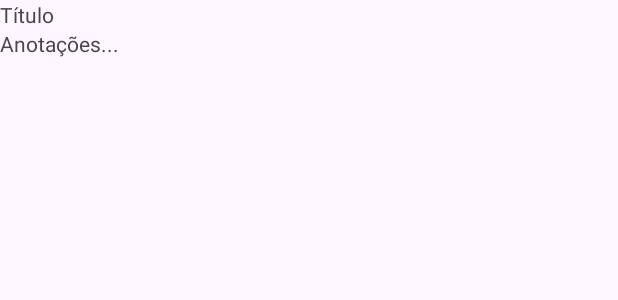
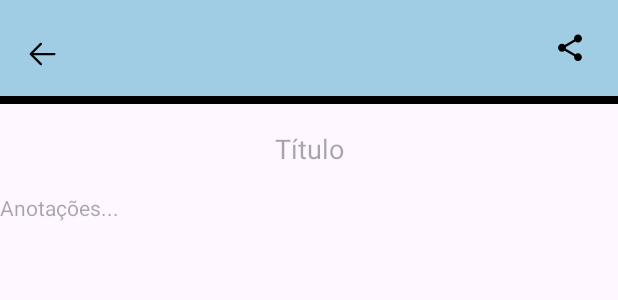
Before and after one commit to Adylla027/Projeto-Integrador, an Android app: the layout fragment_visualizar_diario.xml on its own in the app's theme, with its tools: preview values and no code run, on a phone screen of 412 x 824 dp. Shown: the top 300 px of the screen. Run offline under Robolectric (Android 15) with nearby library versions, the phone set to English and light mode, and no system bars.

```diff
--- a/app/src/main/res/layout/fragment_visualizar_diario.xml
+++ b/app/src/main/res/layout/fragment_visualizar_diario.xml
@@ -1,28 +1,69 @@
 <?xml version="1.0" encoding="utf-8"?>
 <ScrollView xmlns:android="http://schemas.android.com/apk/res/android"
     xmlns:tools="http://schemas.android.com/tools"
+    xmlns:app="http://schemas.android.com/apk/res-auto"
     android:layout_width="match_parent"
     android:layout_height="match_parent"
     tools:context=".VisualizarDiario">
 
 
-    <LinearLayout
+    <androidx.constraintlayout.widget.ConstraintLayout
+        android:layout_width="match_parent"
+        android:layout_height="match_parent">
+
+        <com.google.android.material.appbar.MaterialToolbar
+            android:id="@+id/toolbar"
             android:layout_width="match_parent"
             android:layout_height="wrap_content"
+            android:background="@color/colorPrimary"
+            android:padding="4dp"
+            app:layout_constraintTop_toTopOf="parent"
+            app:layout_constraintStart_toStartOf="parent"
+            app:layout_constraintEnd_toEndOf="parent"
+            app:navigationIcon="@drawable/img_voltar">
+
+            <ImageView
+                android:layout_width="wrap_content"
+                android:layout_height="wrap_content"
+                android:src="@drawable/ic_compartilhar"
+                android:layout_gravity="end"
+                android:layout_marginEnd="20dp"
+                android:contentDescription="Compartilhar com o psicólogo"/>
+
+        </com.google.android.material.appbar.MaterialToolbar>
+
+        <LinearLayout
+            android:id="@+id/linear_layout"
+            android:layout_width="match_parent"
+            android:layout_height="match_parent"
             android:orientation="vertical">
+
+            <View
+                android:id="@+id/viewlinha"
+                android:layout_width="match_parent"
+                android:layout_height="5dp"
+                android:background="@color/black"
+                app:layout_anchor="@+id/toolbar"
+                app:layout_anchorGravity="bottom|center"
+                android:layout_marginTop="?attr/actionBarSize"/>
 
             <TextView
                 android:id="@+id/textView_titulo"
                 android:layout_width="match_parent"
-            android:layout_height="match_parent"
-            android:text="Título" />
+                android:layout_height="wrap_content"
+                android:hint="Título"
+                android:textSize="18sp"
+                android:gravity="center"
+                android:padding="2dp"
+                android:layout_margin="15dp"/>
 
             <TextView
-            android:id="@+id/textView_lerDiario"
                 android:layout_width="match_parent"
-            android:layout_height="match_parent"
-            android:text="Anotações..." />
+                android:layout_height="wrap_content"
+                android:hint="Anotações..."/>
 
         </LinearLayout>
 
+    </androidx.constraintlayout.widget.ConstraintLayout>
+
 </ScrollView>
```
Lines whose indentation alone changed are shown as unchanged.
